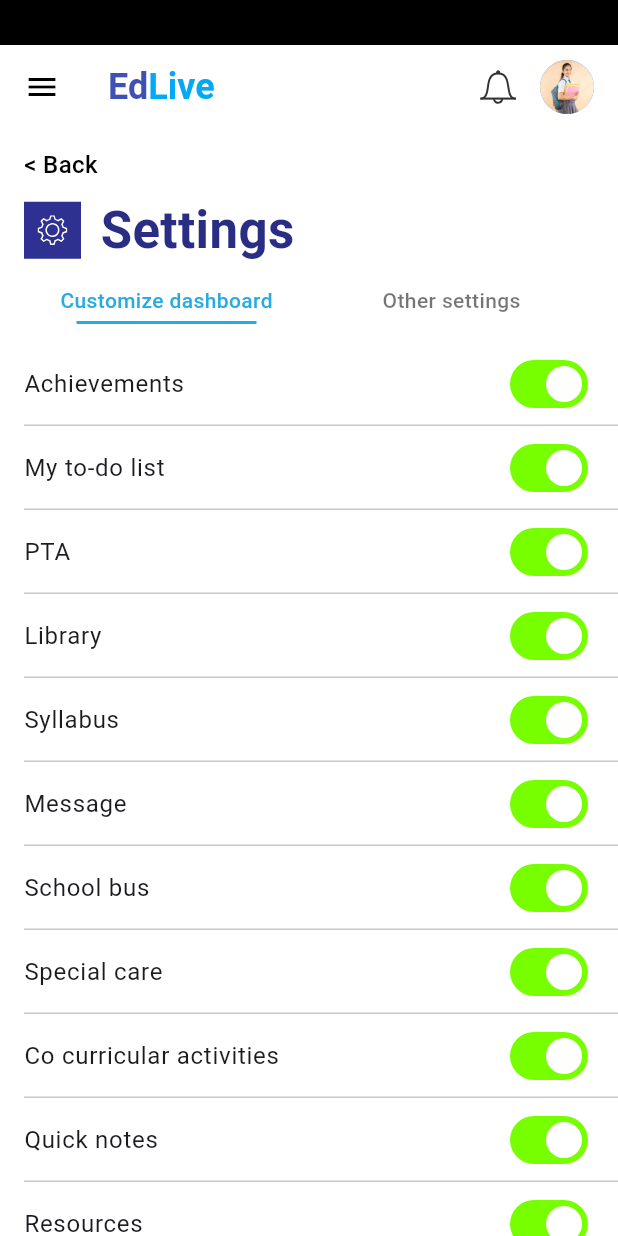
After one commit to Sathiya-Developer007/EDLive-SchoolApp, a Flutter app: the StudentSettingsPage screen opened directly, on a phone screen of 412 x 824 dp. The commit adds this screen. Run offline on Flutter 3.47's test engine with Material 3 defaults, Android fonts, the phone set to English and light mode, and no system bars; our stand-ins replace flutter_svg, qr_flutter, shared_preferences; accounts and stored records are empty; network calls fail.

Commit message:
student page QR code updated and student settings page working

```diff
--- a/lib/main.dart
+++ b/lib/main.dart
@@ -1,3 +1,5 @@
+import 'dart:ui';
+
 import 'package:flutter/material.dart';
 import 'package:provider/provider.dart';
 import 'package:shared_preferences/shared_preferences.dart';
@@ -20,6 +22,8 @@ import 'screens/students/select_child_page.dart';
 import 'screens/students/student_todo_list_screen.dart';
 import 'package:school_app/screens/students/student_profile_page.dart';
 import 'screens/students/student_timetable.dart';
+
+import 'providers/student_settings_provider.dart';
 
 import 'providers/teacher_task_provider.dart'; // For teacher
 import 'providers/student_task_provider.dart'; // For student
@@ -58,6 +62,7 @@ void main() async {
         ChangeNotifierProvider(create: (_) => TimetableProvider()),
         ChangeNotifierProvider(create: (_) => StudentTimetableProvider()),
         ChangeNotifierProvider(create: (_) => AttendanceProvider()),
+        ChangeNotifierProvider(create: (_) => StudentSettingsProvider()),
       ],
       child: MyApp(
         token: token,
--- /dev/null
+++ b/lib/providers/student_settings_provider.dart
@@ -0,0 +1,59 @@
+// lib/providers/settings_provider.dart
+import 'package:flutter/material.dart';
+
+class StudentSettingsProvider extends ChangeNotifier {
+  bool showAchievements = true;
+  bool showTodo = true;
+  bool showPTA = true;
+  bool showLibrary = true;
+  bool showSyllabus = true;
+    bool showSchoolBus = true;
+
+  bool showMessage = true; // ✅ NEW
+  bool showSpecialCare = true;
+  bool showCoCurricular = true;
+  bool showQuickNotes = true;
+  bool showResources = true;
+
+  // bool showSyllabusTile = true; // ✅ NEW
+
+  void updateVisibility(String key, bool value) {
+    switch (key) {
+      case 'Achievements':
+        showAchievements = value;
+        break;
+      case 'My to-do list':
+        showTodo = value;
+        break;
+      case 'PTA':
+        showPTA = value;
+        break;
+      case 'Library':
+        showLibrary = value;
+        break;
+      case 'Syllabus':
+        showSyllabus = value;
+        break;
+       case 'Message':
+        showMessage = value;
+        break; // ✅ Added
+      case 'School bus':
+        showSchoolBus = value;
+        break; // ✅ Optional
+      case 'Special care':
+        showSpecialCare = value;
+        break;
+      case 'Co curricular activities':
+        showCoCurricular = value;
+        break;
+      case 'Quick notes':
+        showQuickNotes = value;
+        break;
+      case 'Resources':
+        showResources = value;
+        break;
+
+    }
+    notifyListeners(); // ✅ This is what triggers the UI update
+  }
+}
--- a/lib/screens/students/student_dashboard.dart
+++ b/lib/screens/students/student_dashboard.dart
@@ -1,7 +1,7 @@
 import 'package:flutter/material.dart';
 import 'package:flutter_svg/flutter_svg.dart';
 import 'package:provider/provider.dart';
-import 'package:school_app/providers/teacher_settings_provider.dart';
+import 'package:school_app/providers/student_settings_provider.dart';
 import 'package:school_app/widgets/student_app_bar.dart';
 import 'student_menu_drawer.dart';
 import 'student_timetable.dart';
@@ -53,7 +53,7 @@ class _StudentDashboardPageState extends State<StudentDashboardPage> {
   @override
   Widget build(BuildContext context) {
     final child = widget.childData;
-    final settings = Provider.of<SettingsProvider>(context);
+    final settings = Provider.of<StudentSettingsProvider>(context);
 
     return Column(
       children: [
@@ -291,14 +291,14 @@ class _StudentDashboardPageState extends State<StudentDashboardPage> {
                 const SizedBox(height: 12),
          Row(
   children: [
+    if (settings.showSchoolBus) // ✅ Toggle check
       Expanded(
         child: GestureDetector(
           onTap: () {
             Navigator.push(
               context,
               MaterialPageRoute(
-                              builder: (context) =>
-                                  const StudentSchoolBusPage(),
+                builder: (_) => const StudentSchoolBusPage(),
               ),
             );
           },
@@ -308,21 +308,29 @@ class _StudentDashboardPageState extends State<StudentDashboardPage> {
             iconPath: 'assets/icons/transport.svg',
             color: const Color(0xFFCCCCFF),
             centerContent: true,
+            onClose: () => settings.updateVisibility('School bus', false), // ✅ Close button
           ),
         ),
       ),
+    if (settings.showSchoolBus && settings.showMessage)
       const SizedBox(width: 12),
+    if (settings.showMessage) // ✅ Toggle check
       Expanded(
         child: DashboardTile(
           title: 'Message',
           iconPath: 'assets/icons/message.svg',
           color: const Color(0xFFA3D3A7),
           centerContent: true,
+          onClose: () => settings.updateVisibility('Message', false), // ✅ Close button
         ),
       ),
   ],
 ),
+
 const SizedBox(height: 12),
+
+/// Syllabus
+if (settings.showSyllabus) // 👈 Step 3 — Added this check
   DashboardTile(
     title: 'Syllabus',
     subtitle: 'Updated on 1 Jan 2019',
@@ -336,8 +344,8 @@ class _StudentDashboardPageState extends State<StudentDashboardPage> {
         ),
       );
     },
+    onClose: () => settings.updateVisibility('Syllabus', false), // Optional close button
   ),
-
                 const SizedBox(height: 12),
                 if (settings.showResources) ...[
                   DashboardTile(
--- a/lib/screens/students/student_menu_drawer.dart
+++ b/lib/screens/students/student_menu_drawer.dart
@@ -180,6 +180,9 @@ class _StudentMenuDrawerState extends State<StudentMenuDrawer> {
   );
 }
 
+else if (item['label'] == 'Settings') {
+  Navigator.pushNamed(context, '/settings');
+}
 
                         ;
                       },
--- a/lib/screens/students/student_payments_page.dart
+++ b/lib/screens/students/student_payments_page.dart
@@ -9,6 +9,7 @@ import 'package:school_app/widgets/student_app_bar.dart';
 
 import 'package:school_app/models/student_payment_model.dart';
 import 'package:school_app/services/student_payment_service.dart';
+import 'package:qr_flutter/qr_flutter.dart';
 
 class StudentPaymentsPage extends StatefulWidget {
   final String studentId;
@@ -223,7 +224,7 @@ Future<void> _loadPayments() async {
                   ),
                   onPressed: () {
                     if (payment.upiLink != null) {
-                      launchUrl(Uri.parse(payment.upiLink!));
+                      _showQRDialog(context, payment.upiLink!);
                     }
                   },
                   child: const Text("Pay", style: TextStyle(color: Colors.white)),
@@ -235,6 +236,79 @@ Future<void> _loadPayments() async {
       },
     );
   }
+
+  void _showQRDialog(BuildContext context, String upiLink) {
+  showDialog(
+    context: context,
+    builder: (BuildContext context) {
+      return Dialog(
+        insetPadding: const EdgeInsets.all(20),
+        shape: RoundedRectangleBorder(
+          borderRadius: BorderRadius.circular(20),
+        ),
+        child: SingleChildScrollView(
+          child: Padding(
+            padding: const EdgeInsets.all(20),
+            child: Column(
+              mainAxisSize: MainAxisSize.min,
+              children: [
+                const Text(
+                  "Scan to Pay",
+                  style: TextStyle(
+                    fontSize: 20,
+                    fontWeight: FontWeight.bold,
+                    color: Color(0xFF2E3192),
+                  ),
+                ),
+                const SizedBox(height: 20),
+                Container(
+                  padding: const EdgeInsets.all(20),
+                  decoration: BoxDecoration(
+                    border: Border.all(color: Colors.grey.shade300),
+                    borderRadius: BorderRadius.circular(10),
+                  ),
+                  child: QrImageView(
+                    data: upiLink,
+                    version: QrVersions.auto,
+                    size: 200,
+                    backgroundColor: Colors.white,
+                  ),
+                ),
+                const SizedBox(height: 20),
+                const Text(
+                  "Or pay via link",
+                  style: TextStyle(fontSize: 16),
+                ),
+                const SizedBox(height: 10),
+                ElevatedButton(
+                  style: ElevatedButton.styleFrom(
+                    backgroundColor: Colors.lightBlue,
+                    shape: RoundedRectangleBorder(
+                      borderRadius: BorderRadius.circular(20),
+                    ),
+                  ),
+                  onPressed: () {
+                    launchUrl(Uri.parse(upiLink));
+                    Navigator.pop(context);
+                  },
+                  child: const Text(
+                    "Open Payment Link",
+                    style: TextStyle(color: Colors.white),
+                  ),
+                ),
+                const SizedBox(height: 10),
+                TextButton(
+                  onPressed: () => Navigator.pop(context),
+                  child: const Text("Close"),
+                ),
+              ],
+            ),
+          ),
+        ),
+      );
+    },
+  );
+}
 
   Widget _buildHistorySection() {
     final paidPayments = _payments.where((p) => p.paymentStatus == "paid").toList();
--- /dev/null
+++ b/lib/screens/students/student_settings_page.dart
@@ -0,0 +1,316 @@
+import 'package:flutter/material.dart';
+import 'package:flutter/services.dart';
+import 'package:flutter_svg/flutter_svg.dart';
+import 'package:provider/provider.dart';
+import 'package:school_app/providers/student_settings_provider.dart';
+import 'student_menu_drawer.dart';
+import 'package:school_app/widgets/student_app_bar.dart';
+
+class StudentSettingsPage extends StatefulWidget {
+  const StudentSettingsPage({super.key});
+
+  @override
+  State<StudentSettingsPage> createState() => _StudentSettingsPageState();
+}
+
+class _StudentSettingsPageState extends State<StudentSettingsPage> {
+  int _selectedTab = 0;
+
+  final List<String> settingsKeys = [
+    'Achievements',
+    'My to-do list',
+    'PTA',
+    'Library',
+    'Syllabus',
+    'Message', // ✅ Added
+    'School bus', // ✅ Optional
+    'Special care',
+    'Co curricular activities',
+    'Quick notes',
+    'Resources',
+  ];
+
+  @override
+  Widget build(BuildContext context) {
+    final settings = Provider.of<StudentSettingsProvider>(context);
+
+    return AnnotatedRegion<SystemUiOverlayStyle>(
+      value: const SystemUiOverlayStyle(
+        statusBarColor: Colors.black,
+        statusBarIconBrightness: Brightness.light,
+      ),
+      child: Theme(
+        data: Theme.of(context).copyWith(
+          splashColor: Colors.transparent,
+          highlightColor: Colors.transparent,
+          hoverColor: Colors.transparent,
+          splashFactory: NoSplash.splashFactory,
+        ),
+        child: Scaffold(
+          backgroundColor: Colors.white,
+          drawer: const StudentMenuDrawer(),
+          body: Column(
+            children: [
+              const StudentAppBar(),
+              _buildHeader(),
+              _buildTabBar(),
+              Expanded(
+                child: _selectedTab == 0
+                    ? ListView.builder(
+                        itemCount: settingsKeys.length,
+                        itemBuilder: (context, index) {
+                          final key = settingsKeys[index];
+                          bool value;
+                          switch (key) {
+                            case 'Achievements':
+                              value = settings.showAchievements;
+                              break;
+                            case 'My to-do list':
+                              value = settings.showTodo;
+                              break;
+                            case 'PTA':
+                              value = settings.showPTA;
+                              break;
+                            case 'Library':
+                              value = settings.showLibrary;
+                              break;
+                            case 'Syllabus':
+                              value = settings.showSyllabus;
+                              break;
+                            case 'Message':
+                              value = settings.showMessage;
+                              break; // ✅ Added
+                            case 'School bus':
+                              value = settings.showSchoolBus;
+                              break; // ✅ Optional
+
+                            case 'Special care':
+                              value = settings.showSpecialCare;
+                              break;
+                            case 'Co curricular activities':
+                              value = settings.showCoCurricular;
+                              break;
+                            case 'Quick notes':
+                              value = settings.showQuickNotes;
+                              break;
+                            case 'Resources':
+                              value = settings.showResources;
+                              break;
+                            default:
+                              value = false;
+                          }
+
+                          return Column(
+                            children: [
+                              Theme(
+                                data: Theme.of(context).copyWith(
+                                  splashColor: Colors.transparent,
+                                  highlightColor: Colors.transparent,
+                                  hoverColor: Colors.transparent,
+                                  splashFactory: NoSplash.splashFactory,
+                                  switchTheme: SwitchThemeData(
+                                    thumbColor:
+                                        MaterialStateProperty.resolveWith<
+                                          Color
+                                        >(
+                                          (states) =>
+                                              states.contains(
+                                                MaterialState.selected,
+                                              )
+                                              ? Colors.white
+                                              : Colors.grey.shade400,
+                                        ),
+                                    trackColor:
+                                        MaterialStateProperty.resolveWith<
+                                          Color
+                                        >(
+                                          (states) =>
+                                              states.contains(
+                                                MaterialState.selected,
+                                              )
+                                              ? const Color(0xFF77FF00)
+                                              : Colors.grey.shade300,
+                                        ),
+                                  ),
+                                ),
+                                child: SwitchListTile(
+                                  contentPadding: const EdgeInsets.symmetric(
+                                    horizontal: 16,
+                                  ),
+                                  title: Text(key),
+                                  value: value,
+                                  tileColor: Colors.transparent,
+                                  onChanged: (bool newValue) {
+                                    settings.updateVisibility(key, newValue);
+                                  },
+                                ),
+                              ),
+                              if (index < settingsKeys.length - 1)
+                                const Divider(height: 0, indent: 16),
+                            ],
+                          );
+                        },
+                      )
+                    : ListView(
+                        padding: const EdgeInsets.symmetric(horizontal: 16),
+                        children: [
+                          const SizedBox(height: 50),
+                          Container(
+                            height: 50,
+                            width: MediaQuery.of(context).size.width * 0.8,
+                            decoration: BoxDecoration(
+                              color: const Color(0xFF29ABE2),
+                              borderRadius: BorderRadius.circular(12),
+                            ),
+                            child: const Center(
+                              child: Text(
+                                "Reset password",
+                                style: TextStyle(
+                                  color: Colors.white,
+                                  fontSize: 18,
+                                  fontWeight: FontWeight.bold,
+                                ),
+                              ),
+                            ),
+                          ),
+                        ],
+                      ),
+              ),
+            ],
+          ),
+        ),
+      ),
+    );
+  }
+
+  Widget _noSplashButton({
+    required VoidCallback onPressed,
+    required Widget child,
+  }) {
+    return GestureDetector(
+      onTap: onPressed,
+      behavior: HitTestBehavior.opaque,
+      child: child,
+    );
+  }
+
+  Widget _buildHeader() {
+    return Padding(
+      padding: const EdgeInsets.only(left: 16, top: 12),
+      child: Column(
+        crossAxisAlignment: CrossAxisAlignment.start,
+        children: [
+          _noSplashButton(
+            onPressed: () => Navigator.pop(context),
+            child: const Text(
+              "< Back",
+              style: TextStyle(
+                fontSize: 16,
+                color: Colors.black,
+                fontWeight: FontWeight.w500,
+              ),
+            ),
+          ),
+          const SizedBox(height: 8),
+          Row(
+            children: [
+              Container(
+                width: 38,
+                height: 38,
+                padding: const EdgeInsets.all(9),
+                decoration: const BoxDecoration(
+                  color: Color(0xFF2E3192),
+                  shape: BoxShape.rectangle,
+                ),
+                child: SvgPicture.asset(
+                  'assets/icons/settings.svg',
+                  color: Colors.white,
+                  fit: BoxFit.contain,
+                ),
+              ),
+              const SizedBox(width: 13),
+              const Text(
+                'Settings',
+                style: TextStyle(
+                  fontSize: 34,
+                  color: Color(0xFF292E84),
+                  fontWeight: FontWeight.bold,
+                ),
+              ),
+            ],
+          ),
+        ],
+      ),
+    );
+  }
+
+  Widget _buildTabBar() {
+    return Padding(
+      padding: const EdgeInsets.symmetric(horizontal: 16, vertical: 12),
+      child: Row(
+        children: [
+          Expanded(
+            child: _noSplashButton(
+              onPressed: () => setState(() => _selectedTab = 0),
+              child: Column(
+                mainAxisSize: MainAxisSize.min,
+                children: [
+                  Center(
+                    child: Text(
+                      "Customize dashboard",
+                      style: TextStyle(
+                        fontSize: 14,
+                        fontWeight: FontWeight.w500,
+                        color: _selectedTab == 0
+                            ? const Color(0xFF29ABE2)
+                            : Colors.black54,
+                      ),
+                    ),
+                  ),
+                  const SizedBox(height: 4),
+                  Container(
+                    height: 2,
+                    width: 120,
+                    color: _selectedTab == 0
+                        ? const Color(0xFF29ABE2)
+                        : Colors.transparent,
+                  ),
+                ],
+              ),
+            ),
+          ),
+          Expanded(
+            child: _noSplashButton(
+              onPressed: () => setState(() => _selectedTab = 1),
+              child: Column(
+                mainAxisSize: MainAxisSize.min,
+                children: [
+                  Center(
+                    child: Text(
+                      "Other settings",
+                      style: TextStyle(
+                        fontSize: 14,
+                        fontWeight: FontWeight.w500,
+                        color: _selectedTab == 1
+                            ? const Color(0xFF29ABE2)
+                            : Colors.black54,
+                      ),
+                    ),
+                  ),
+                  const SizedBox(height: 4),
+                  Container(
+                    height: 2,
+                    width: 120,
+                    color: _selectedTab == 1
+                        ? const Color(0xFF29ABE2)
+                        : Colors.transparent,
+                  ),
+                ],
+              ),
+            ),
+          ),
+        ],
+      ),
+    );
+  }
+}
--- a/pubspec.yaml
+++ b/pubspec.yaml
@@ -39,6 +39,7 @@ dependencies:
   flutter_svg: ^2.0.9
   percent_indicator: ^4.2.2
   url_launcher: ^6.2.5
+  qr_flutter: ^4.1.0
 
 
   # The following adds the Cupertino Icons font to your application.
```
Also changed, not shown: pubspec.lock. Lines whose indentation alone changed are shown as unchanged.
